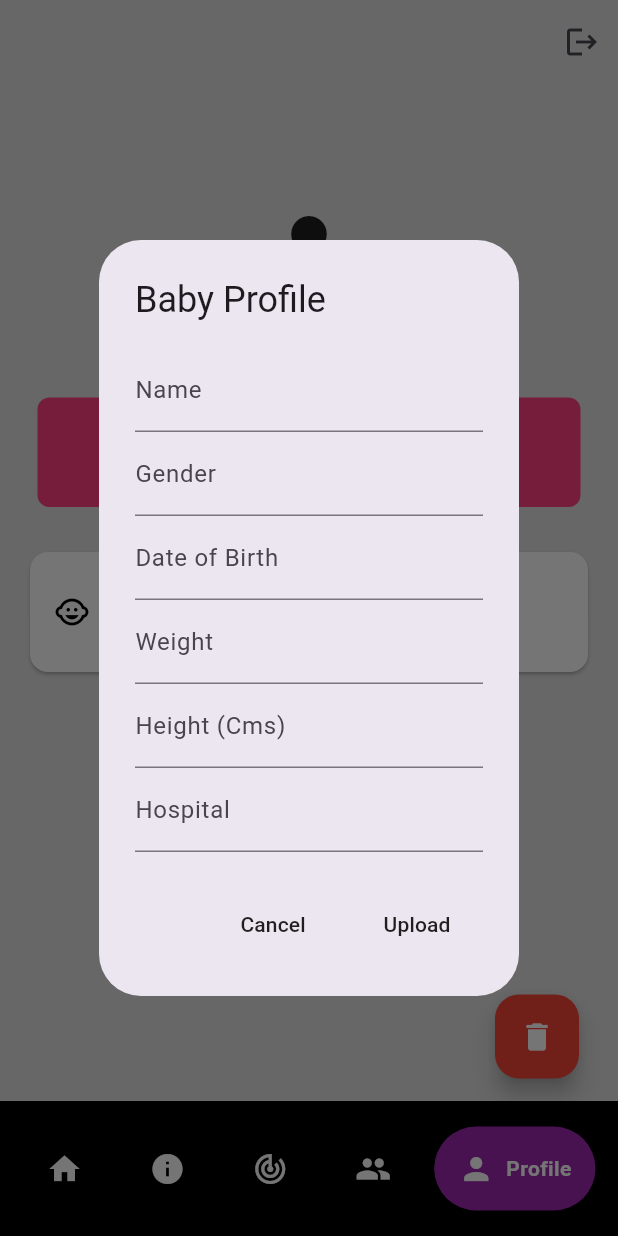
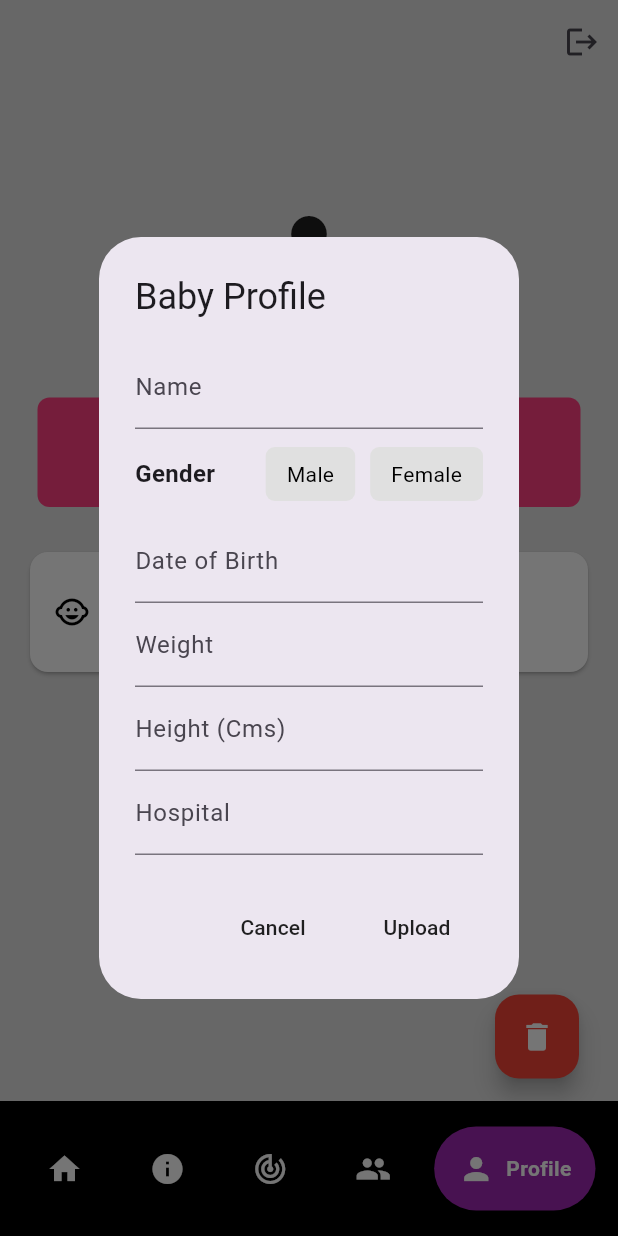
Before and after one commit to Elshadaiv/tinytales, a Flutter app: the screen it shows once a user with an empty profile is signed in, item 5 of the bottom bar chosen, after a tap on "Create Baby Profile", on a phone screen of 412 x 824 dp. Run offline on Flutter 3.47's test engine with Material 3 defaults, Android fonts, the light colour scheme and no system bars; drawn by our look-alikes of google_nav_bar; our stand-ins replace cloud_firestore, firebase_auth, firebase_core, firebase_database, flutter_local_notifications, open_file and 2 more; accounts and stored records are empty.

Commit message:
changed the profile page user clicks male or female instead of typing it in better ui logic still saves the same

```diff
--- a/lib/pages/profile_page.dart
+++ b/lib/pages/profile_page.dart
@@ -180,7 +180,10 @@ if (name.isEmpty || gender.isEmpty || dob.isEmpty || weight.isEmpty || height.is
       final BuildContext stateContext = this.context;
       showDialog(
         context: stateContext,
-    builder: (BuildContext) => AlertDialog (
+        builder: (BuildContext)
+        {
+          return StatefulBuilder(
+            builder: (context, setDialogState) => AlertDialog(
               title: Text("Baby Profile"),
               content: SingleChildScrollView(
                 child: Column(
@@ -192,10 +195,72 @@ if (name.isEmpty || gender.isEmpty || dob.isEmpty || weight.isEmpty || height.is
                           labelText: "Name"
                       ),
                     ),
-              TextField(
-                controller: newBabyGenderController,
-                decoration: const InputDecoration(
-                    labelText: "Gender"
+                    Padding(
+                      padding: EdgeInsets.symmetric(vertical: 12),
+                      child: Row(
+                        children: [
+                          Text(
+                            "Gender",
+                            style: TextStyle(fontSize: 16, fontWeight: FontWeight.w600),
+                          ),
+                          Spacer(),
+
+                          GestureDetector(
+                            onTap: ()
+                            {
+                              setDialogState(()
+                              {
+                                newBabyGenderController.text = "Male";
+                              });
+                            },
+                            child: Container(
+                              padding: EdgeInsets.symmetric(horizontal: 14, vertical: 8),
+                              decoration: BoxDecoration(
+                                color: newBabyGenderController.text == "Male"
+                                    ? Colors.purpleAccent
+                                    : Colors.grey[300],
+                                borderRadius: BorderRadius.circular(6),
+                              ),
+                              child: Text(
+                                "Male",
+                                style: TextStyle(
+                                  color: newBabyGenderController.text == "Male"
+                                      ? Colors.white
+                                      : Colors.black,
+                                ),
+                              ),
+                            ),
+                          ),
+
+                          SizedBox(width: 10),
+
+                          GestureDetector(
+                            onTap: ()
+                            {
+                              setDialogState(()
+                              {
+                                newBabyGenderController.text = "Female";
+                              });
+                            },
+                            child: Container(
+                              padding: EdgeInsets.symmetric(horizontal: 14, vertical: 8),
+                              decoration: BoxDecoration(
+                                color: newBabyGenderController.text == "Female"
+                                    ? Colors.purpleAccent
+                                    : Colors.grey[300],
+                                borderRadius: BorderRadius.circular(6),
+                              ),
+                              child: Text(
+                                "Female",
+                                style: TextStyle(
+                                  color: newBabyGenderController.text == "Female"
+                                      ? Colors.white
+                                      : Colors.black,
+                                ),
+                              ),
+                            ),
+                          ),
+                        ],
                       ),
                     ),
 
@@ -239,10 +304,9 @@ if (name.isEmpty || gender.isEmpty || dob.isEmpty || weight.isEmpty || height.is
               ],
             ),
           );
+        },
+      );
     }
-
-
-
     void deleteBaby() async
   {
     final snapshot = await FirebaseFirestore.instance
```
Lines whose indentation alone changed are shown as unchanged.
